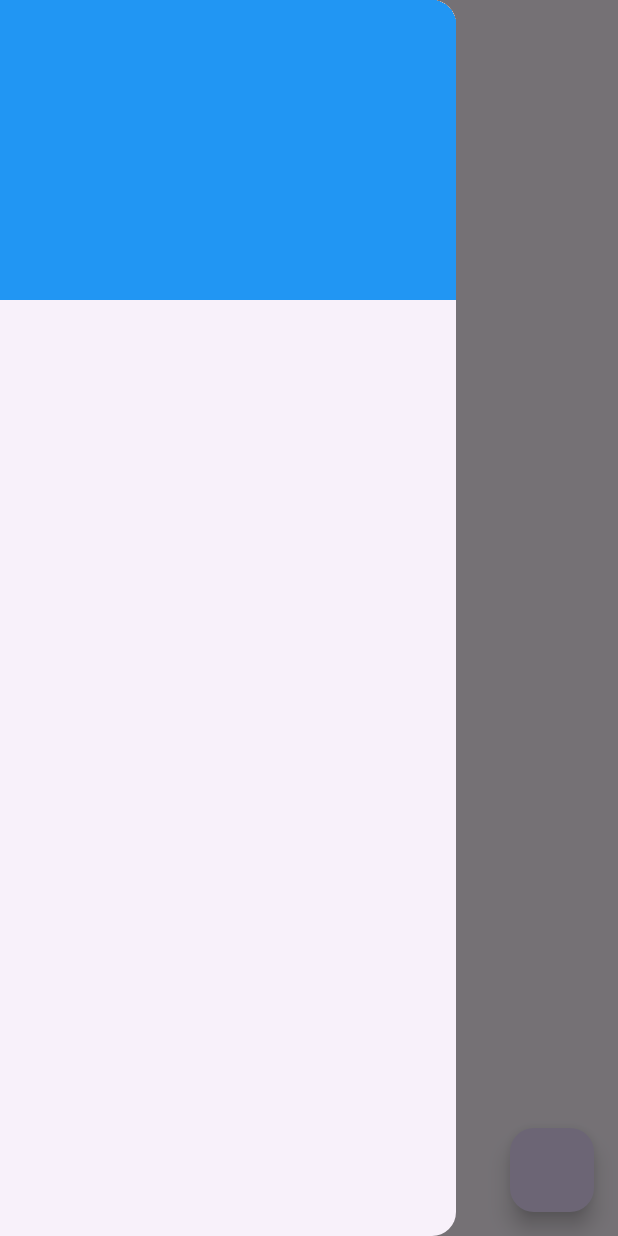
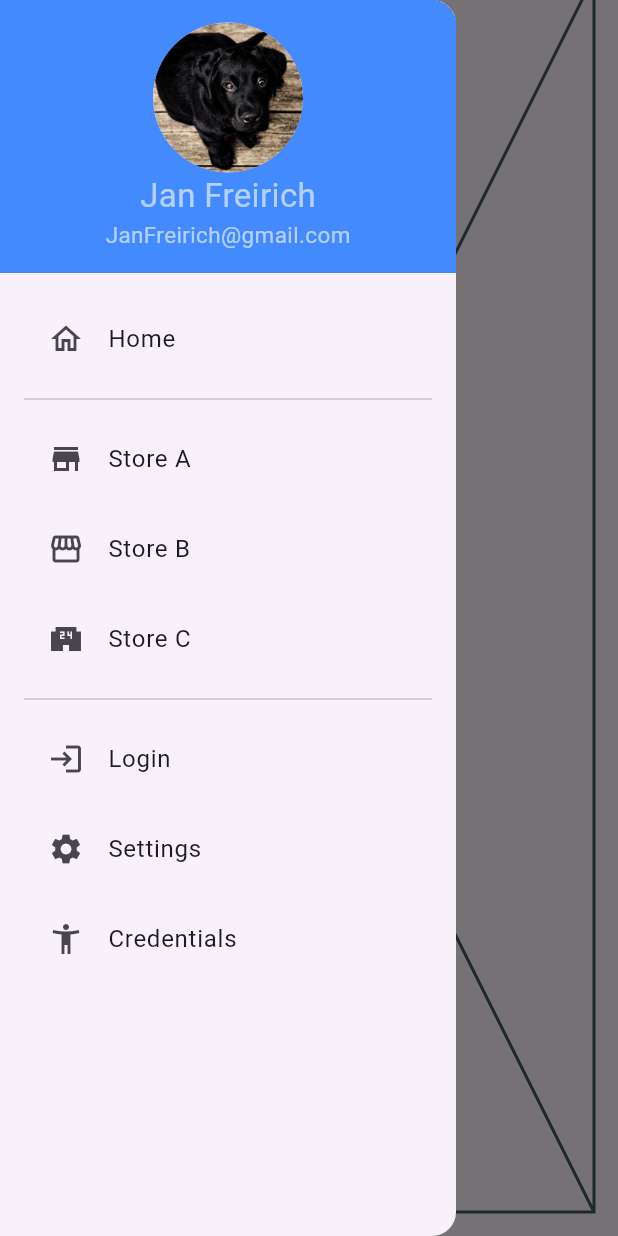
Before and after one commit to ftwr42/where_is_it_frontend, a Flutter app: the screen it shows after launch, with the side drawer open, on a phone screen of 412 x 824 dp. Run offline on Flutter 3.47's test engine with Material 2 defaults, Android fonts, the phone set to English and light mode, and no system bars; our stand-ins replace hive; accounts and stored records are empty.

Commit message:
drawer with example asset, will be default images in future

```diff
--- a/lib/drawer/drawer.dart
+++ b/lib/drawer/drawer.dart
@@ -6,14 +6,90 @@ class WiiDrawer extends StatelessWidget {
   @override
   Widget build(BuildContext context) {
     return Drawer(
-      child: ListView(
+      child: SingleChildScrollView(
+        child: Column(
+          crossAxisAlignment: CrossAxisAlignment.stretch,
+          children: <Widget>[
+            buildHeader(),
+            buildMenuItems(),
+          ],
+        ),
+      ),
+    );
+  }
+
+  Widget buildHeader() {
+    return Container(
+      color: Colors.blueAccent,
+      padding: EdgeInsets.only(top: 15, bottom: 15),
+      child: const Column(
         children: [
-          SizedBox(
-            height: 200,
-            child: Container(
-              color: Colors.blue,
+          CircleAvatar(
+            backgroundImage: AssetImage('assets/images/237-536x354.jpg'),
+            radius: 50,
+          ),
+          Text(
+            "Jan Freirich",
+            style: TextStyle(
+              fontSize: 22,
+              color: Colors.white60,
             ),
-          )
+          ),
+          Text(
+            "JanFreirich@gmail.com",
+            style: TextStyle(
+              fontSize: 15,
+              color: Colors.white60,
+            ),
+          ),
+        ],
+      ),
+    );
+  }
+
+  Widget buildMenuItems() {
+    return Container(
+      padding: EdgeInsets.all(16),
+      child: Wrap(
+        runSpacing: 4,
+        children: [
+          ListTile(
+            leading: Icon(Icons.home_outlined),
+            title: Text("Home"),
+            onTap: () {},
+          ),
+          Divider(),
+          ListTile(
+            leading: Icon(Icons.store),
+            title: Text("Store A"),
+            onTap: () {},
+          ),
+          ListTile(
+            leading: Icon(Icons.storefront),
+            title: Text("Store B"),
+            onTap: () {},
+          ),
+          ListTile(
+            leading: Icon(Icons.local_convenience_store_sharp),
+            title: Text("Store C"),
+            onTap: () {},
+          ),
+          Divider(),
+          ListTile(
+            leading: Icon(Icons.login),
+            title: Text("Login"),
+            onTap: () {},
+          ),
+          ListTile(
+            leading: Icon(Icons.settings),
+            title: Text("Settings"),
+            onTap: () {},
+          ),
+          ListTile(
+            leading: Icon(Icons.accessibility_new_outlined),
+            title: Text("Credentials"),
+            onTap: () {},
+          ),
         ],
       ),
     );
--- a/lib/fab/fab.dart
+++ b/lib/fab/fab.dart
@@ -5,6 +5,6 @@ class WiiFab extends StatelessWidget {
 
   @override
   Widget build(BuildContext context) {
-    return FloatingActionButton(onPressed: () {});
+    return Placeholder();
   }
 }
--- /dev/null
+++ b/lib/fab/fab_model.dart
@@ -0,0 +1 @@
+class FabModel {}
--- a/lib/start/start_view.dart
+++ b/lib/start/start_view.dart
@@ -5,6 +5,12 @@ class StartView extends StatelessWidget {
 
   @override
   Widget build(BuildContext context) {
+    // return Container(
+    //   child: Center(
+    //       child: Image(
+    //     image: AssetImage('assets/237-536x354.jpg'),
+    //   )),
+    // );
     return CustomScrollView(
       slivers: [],
     );
```
Also changed, not shown: lib/data_manager.dart (added, +34 -0 lines), lib/drawer/drawer_header.dart (added, +36 -0 lines), lib/drawer/drawer_model.dart (added, +28 -0 lines), pubspec.yaml (+6 -3 lines), assets/images/237-536x354.jpg (added), lib/drawer/drawer_body.dart (added), lib/drawer/drawer_bottom.dart (added), lib/network_manager.dart (added), pubspec.lock, 3 other files.
